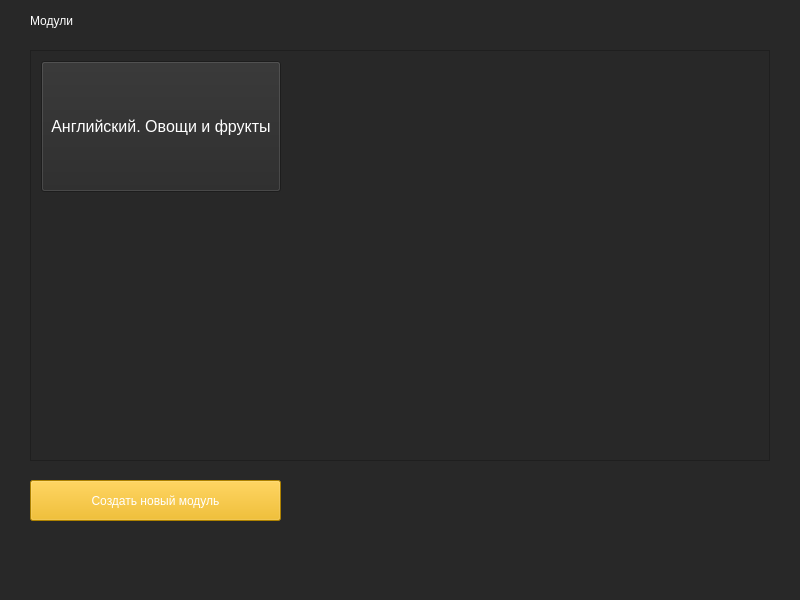
Before: the Qt Designer form Designs/main_window.ui in YoungPin1/EzLearn, drawn with Qt 5.
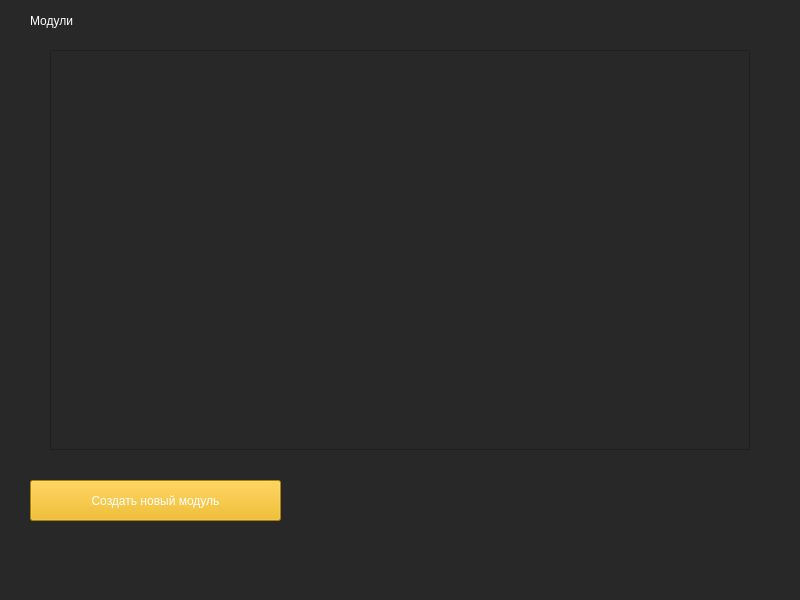
After: the same form once the commit is applied.

The edit to the form file:
```diff
--- a/Designs/main_window.ui
+++ b/Designs/main_window.ui
@@ -20,12 +20,27 @@
    <widget class="QScrollArea" name="scroll_ar">
     <property name="geometry">
      <rect>
-      <x>30</x>
+      <x>50</x>
       <y>50</y>
-      <width>740</width>
-      <height>411</height>
+      <width>700</width>
+      <height>400</height>
      </rect>
     </property>
+    <property name="sizePolicy">
+     <sizepolicy hsizetype="Expanding" vsizetype="Ignored">
+      <horstretch>0</horstretch>
+      <verstretch>0</verstretch>
+     </sizepolicy>
+    </property>
+    <property name="minimumSize">
+     <size>
+      <width>230</width>
+      <height>120</height>
+     </size>
+    </property>
+    <property name="cursor" stdset="0">
+     <cursorShape>ArrowCursor</cursorShape>
+    </property>
     <property name="widgetResizable">
      <bool>true</bool>
     </property>
@@ -34,31 +49,10 @@
       <rect>
        <x>0</x>
        <y>0</y>
-       <width>738</width>
-       <height>409</height>
+       <width>698</width>
+       <height>398</height>
       </rect>
      </property>
-     <widget class="QPushButton" name="pushButton">
-      <property name="geometry">
-       <rect>
-        <x>10</x>
-        <y>10</y>
-        <width>240</width>
-        <height>131</height>
-       </rect>
-      </property>
-      <property name="font">
-       <font>
-        <pointsize>12</pointsize>
-       </font>
-      </property>
-      <property name="styleSheet">
-       <string notr="true">color: rgb(255, 255, 255);</string>
-      </property>
-      <property name="text">
-       <string>Английский. Овощи и фрукты</string>
-      </property>
-     </widget>
     </widget>
    </widget>
    <widget class="QLabel" name="lbl_last">
```
